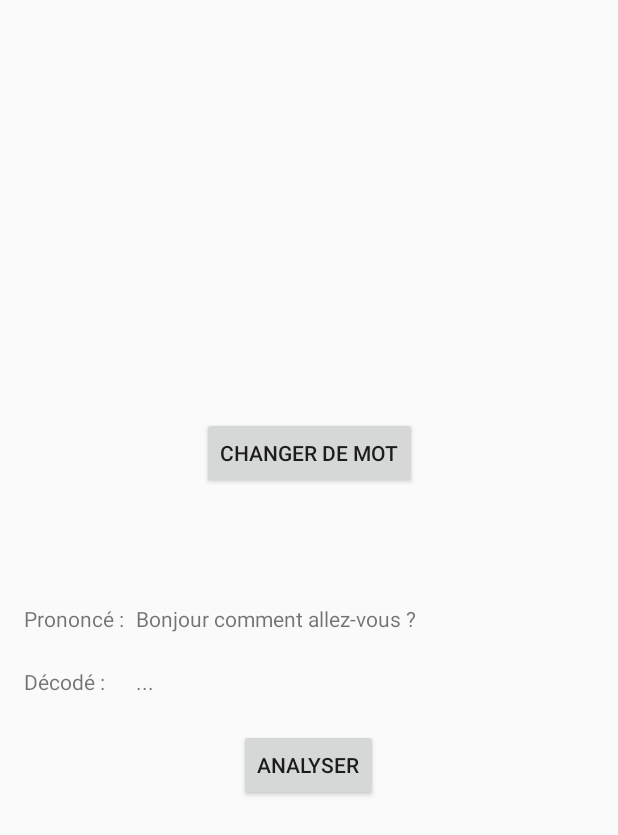
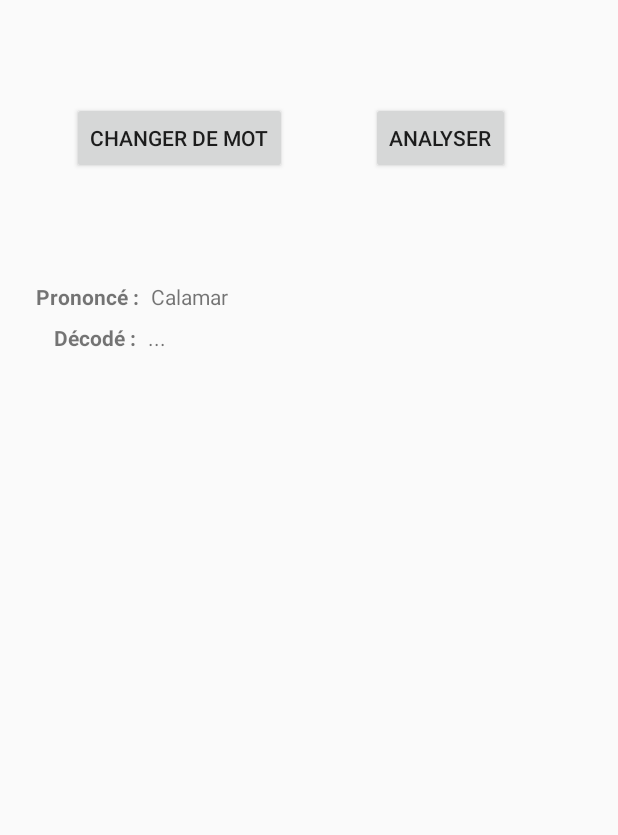
Before and after one commit to SALADINL/projetM1-Voicy, an Android app: the Test screen opened directly, with no data from a screen before it, on a phone screen of 412 x 824 dp. Shown: the top 835 px of the screen. Run offline under Robolectric (Android 15) with nearby library versions, the light colour scheme and no system bars; libraries missing offline, so code that uses them is left out: edu.cmu.pocketsphinx; 2 statements that could not run were skipped.

Commit message:
Amélioration de l'affichage.

```diff
--- a/app/src/main/java/com/example/modulereco/Test.java
+++ b/app/src/main/java/com/example/modulereco/Test.java
@@ -48,7 +48,7 @@ public class Test extends Activity
             File assetsDir = assets.syncAssets();
 
             file = new File(assetsDir, "calamar.wav");
-            filepath.setText("Bonjour comment allez-vous ?");
+            filepath.setText("Calamar");
             stream = new FileInputStream(file);
         }
         catch (IOException e)
--- a/app/src/main/res/layout/activity_test.xml
+++ b/app/src/main/res/layout/activity_test.xml
@@ -10,28 +10,33 @@
         android:id="@+id/parcourirBtn"
         android:layout_width="wrap_content"
         android:layout_height="wrap_content"
-        android:layout_marginStart="8dp"
+        android:layout_marginStart="48dp"
         android:layout_marginTop="8dp"
         android:layout_marginEnd="8dp"
         android:layout_marginBottom="8dp"
         android:text="Changer de mot"
         app:layout_constraintBottom_toBottomOf="parent"
         app:layout_constraintEnd_toEndOf="parent"
+        app:layout_constraintHorizontal_bias="0.0"
         app:layout_constraintStart_toStartOf="parent"
         app:layout_constraintTop_toTopOf="parent"
-        app:layout_constraintVertical_bias="0.355" />
+        app:layout_constraintVertical_bias="0.079" />
 
     <Button
         android:id="@+id/analyserBtn"
         android:layout_width="wrap_content"
         android:layout_height="wrap_content"
+        android:layout_marginStart="8dp"
+        android:layout_marginTop="8dp"
+        android:layout_marginEnd="72dp"
+        android:layout_marginBottom="8dp"
         android:text="Analyser"
         app:layout_constraintBottom_toBottomOf="parent"
         app:layout_constraintEnd_toEndOf="parent"
-        app:layout_constraintHorizontal_bias="0.498"
+        app:layout_constraintHorizontal_bias="1.0"
         app:layout_constraintStart_toStartOf="parent"
         app:layout_constraintTop_toTopOf="parent"
-        app:layout_constraintVertical_bias="0.626" />
+        app:layout_constraintVertical_bias="0.079" />
 
     <TextView
         android:id="@+id/filePath"
@@ -39,48 +44,55 @@
         android:layout_height="wrap_content"
         android:layout_marginStart="8dp"
         android:layout_marginEnd="8dp"
-        android:text="Salut"
+        android:text="Calamar"
         app:layout_constraintBottom_toBottomOf="parent"
         app:layout_constraintEnd_toEndOf="parent"
-        app:layout_constraintHorizontal_bias="0.0"
+        app:layout_constraintHorizontal_bias="1.0"
         app:layout_constraintStart_toEndOf="@+id/textView"
-        app:layout_constraintTop_toTopOf="parent" />
+        app:layout_constraintTop_toTopOf="parent"
+        app:layout_constraintVertical_bias="0.234" />
 
     <TextView
         android:id="@+id/textView"
         android:layout_width="wrap_content"
         android:layout_height="wrap_content"
-        android:layout_marginStart="16dp"
+        android:layout_marginStart="24dp"
         android:layout_marginTop="8dp"
         android:layout_marginBottom="8dp"
         android:text="Prononcé :"
+        android:textStyle="bold"
         app:layout_constraintBottom_toBottomOf="parent"
         app:layout_constraintStart_toStartOf="parent"
-        app:layout_constraintTop_toTopOf="parent" />
+        app:layout_constraintTop_toTopOf="parent"
+        app:layout_constraintVertical_bias="0.228" />
 
     <TextView
         android:id="@+id/textView2"
         android:layout_width="wrap_content"
         android:layout_height="wrap_content"
-        android:layout_marginStart="16dp"
-        android:layout_marginEnd="8dp"
+        android:layout_marginStart="36dp"
+        android:layout_marginTop="8dp"
+        android:layout_marginBottom="8dp"
         android:text="Décodé :"
-        app:layout_constraintBaseline_toBaselineOf="@+id/decode"
-        app:layout_constraintEnd_toStartOf="@+id/decode"
-        app:layout_constraintHorizontal_bias="0.0"
-        app:layout_constraintStart_toStartOf="parent" />
+        android:textStyle="bold"
+        app:layout_constraintBottom_toBottomOf="parent"
+        app:layout_constraintStart_toStartOf="parent"
+        app:layout_constraintTop_toBottomOf="@+id/textView"
+        app:layout_constraintVertical_bias="0.0" />
 
     <TextView
         android:id="@+id/decode"
         android:layout_width="0dp"
-        android:layout_height="wrap_content"
+        android:layout_height="468dp"
         android:layout_marginStart="8dp"
         android:layout_marginTop="8dp"
         android:layout_marginEnd="8dp"
         android:layout_marginBottom="8dp"
         android:text="..."
-        app:layout_constraintBottom_toTopOf="@+id/analyserBtn"
+        app:layout_constraintBottom_toBottomOf="parent"
         app:layout_constraintEnd_toEndOf="parent"
-        app:layout_constraintStart_toEndOf="@+id/textView"
-        app:layout_constraintTop_toBottomOf="@+id/filePath" />
+        app:layout_constraintHorizontal_bias="0.0"
+        app:layout_constraintStart_toEndOf="@+id/textView2"
+        app:layout_constraintTop_toBottomOf="@+id/filePath"
+        app:layout_constraintVertical_bias="0.0" />
 </android.support.constraint.ConstraintLayout>
```
Also changed, not shown: 3 other files.
